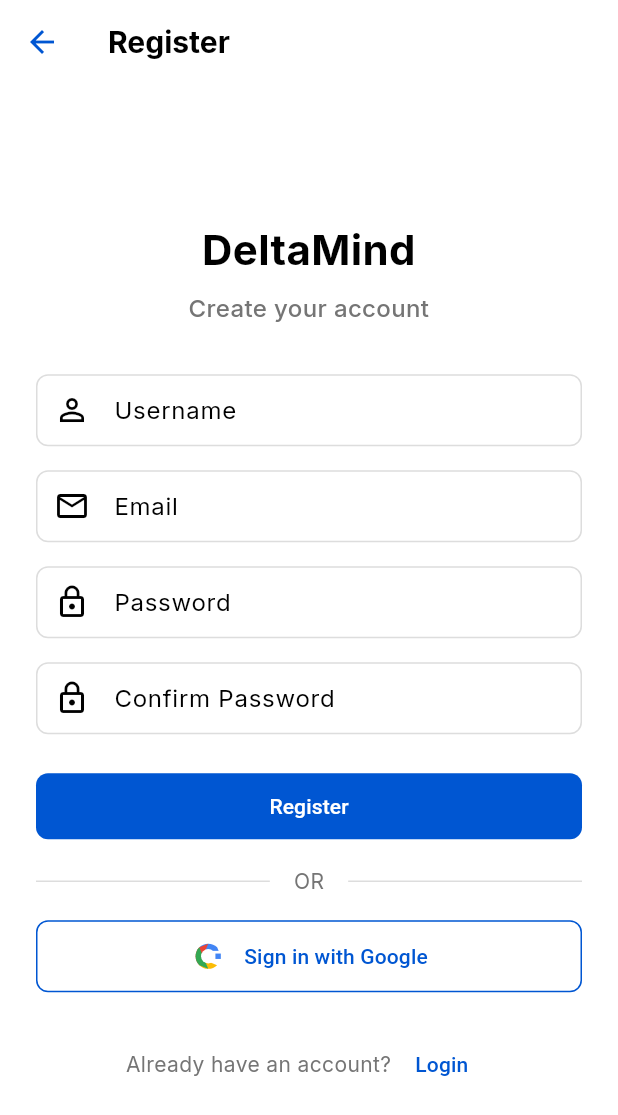
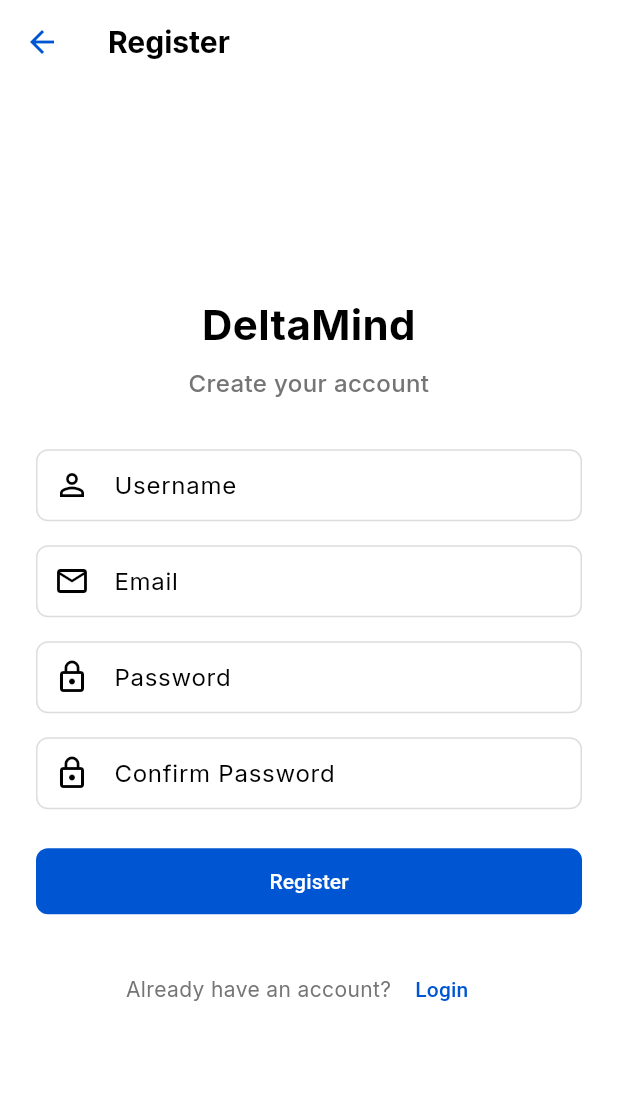
Before and after one commit to rafapradana/deltamind, a Flutter app: the screen it shows after launch, after a tap on "Sign In", after a tap on "Register", on a phone screen of 412 x 824 dp. Shown: the top 1115 px of the screen. Run offline on Flutter 3.47's test engine with Material 3 defaults, Android fonts, the light colour scheme and no system bars; our stand-ins replace file_picker, fl_chart, flutter_dotenv, flutter_markdown, flutter_riverpod, go_router and 8 more; missing offline and left inert: flutter_quill, graphview, syncfusion_flutter_pdf; accounts and stored records are empty.

Commit message:
Remove Google sign-in functionality and related assets
- Deleted Google logo asset from the project.
- Removed Google sign-in methods from AuthController, LoginPage, and RegisterPage.
- Updated SupabaseService to eliminate Google sign-in method, streamlining authentication process.

```diff
--- a/lib/features/auth/auth_controller.dart
+++ b/lib/features/auth/auth_controller.dart
@@ -112,20 +112,7 @@
     }
   }
 
-  /// Sign in with Google
-  Future<void> signInWithGoogle() async {
-    try {
-      state = state.copyWith(isLoading: true, error: null);
-      await SupabaseService.signInWithGoogle();
-      // Note: Auth state will be updated by the onAuthStateChange listener
-    } catch (e) {
-      state = state.copyWith(
-        isLoading: false,
-        error: e.toString(),
-      );
-      rethrow;
-    }
-  }
+
 
   /// Sign out
   Future<void> signOut() async {
--- a/lib/features/auth/login_page.dart
+++ b/lib/features/auth/login_page.dart
@@ -3,7 +3,6 @@
 import 'package:deltamind/features/auth/register_page.dart';
 import 'package:deltamind/features/dashboard/dashboard_page.dart';
 import 'package:deltamind/services/supabase_service.dart';
-import 'package:deltamind/widgets/google_logo.dart';
 import 'package:deltamind/widgets/loading_button.dart';
 import 'package:flutter/material.dart';
 import 'package:supabase_flutter/supabase_flutter.dart';
@@ -50,32 +49,6 @@
           MaterialPageRoute(builder: (context) => const DashboardPage()),
         );
       }
-    } on AuthException catch (e) {
-      setState(() {
-        _errorMessage = e.message;
-      });
-    } catch (e) {
-      setState(() {
-        _errorMessage = 'An unexpected error occurred';
-      });
-    } finally {
-      if (mounted) {
-        setState(() {
-          _isLoading = false;
-        });
-      }
-    }
-  }
-
-  Future<void> _signInWithGoogle() async {
-    setState(() {
-      _isLoading = true;
-      _errorMessage = null;
-    });
-
-    try {
-      await SupabaseService.signInWithGoogle();
-      // We'll be redirected to Google Auth, then back to app via deep link
     } on AuthException catch (e) {
       setState(() {
         _errorMessage = e.message;
@@ -200,43 +173,6 @@
                   isLoading: _isLoading,
                   child: const Text('Sign In'),
                 ),
-                const SizedBox(height: 16),
-
-                // Divider with "or"
-                Row(
-                  children: [
-                    const Expanded(child: Divider()),
-                    Padding(
-                      padding: const EdgeInsets.symmetric(horizontal: 16),
-                      child: Text(
-                        'OR',
-                        style: TextStyle(color: Colors.grey[600], fontSize: 14),
-                      ),
-                    ),
-                    const Expanded(child: Divider()),
-                  ],
-                ),
-                const SizedBox(height: 16),
-
-                // Google sign in
-                OutlinedButton(
-                  onPressed: _isLoading ? null : _signInWithGoogle,
-                  style: OutlinedButton.styleFrom(
-                    padding: const EdgeInsets.symmetric(
-                      vertical: 12,
-                      horizontal: 8,
-                    ),
-                  ),
-                  child: Row(
-                    mainAxisSize: MainAxisSize.min,
-                    mainAxisAlignment: MainAxisAlignment.center,
-                    children: [
-                      const GoogleLogo(size: 24),
-                      const SizedBox(width: 12),
-                      const Text('Sign in with Google'),
-                    ],
-                  ),
-                ),
                 const SizedBox(height: 24),
 
                 // Register link
--- a/lib/features/auth/register_page.dart
+++ b/lib/features/auth/register_page.dart
@@ -2,7 +2,6 @@
 import 'package:deltamind/core/theme/app_theme.dart';
 import 'package:deltamind/features/dashboard/dashboard_page.dart';
 import 'package:deltamind/services/supabase_service.dart';
-import 'package:deltamind/widgets/google_logo.dart';
 import 'package:deltamind/widgets/loading_button.dart';
 import 'package:flutter/material.dart';
 import 'package:supabase_flutter/supabase_flutter.dart';
@@ -61,32 +60,6 @@
           );
         }
       }
-    } on AuthException catch (e) {
-      setState(() {
-        _errorMessage = e.message;
-      });
-    } catch (e) {
-      setState(() {
-        _errorMessage = 'An unexpected error occurred';
-      });
-    } finally {
-      if (mounted) {
-        setState(() {
-          _isLoading = false;
-        });
-      }
-    }
-  }
-
-  Future<void> _signInWithGoogle() async {
-    setState(() {
-      _isLoading = true;
-      _errorMessage = null;
-    });
-
-    try {
-      await SupabaseService.signInWithGoogle();
-      // We'll be redirected to Google Auth, then back to app via deep link
     } on AuthException catch (e) {
       setState(() {
         _errorMessage = e.message;
@@ -232,43 +205,6 @@
                   isLoading: _isLoading,
                   child: const Text('Register'),
                 ),
-                const SizedBox(height: 16),
-
-                // Divider with "or"
-                Row(
-                  children: [
-                    const Expanded(child: Divider()),
-                    Padding(
-                      padding: const EdgeInsets.symmetric(horizontal: 16),
-                      child: Text(
-                        'OR',
-                        style: TextStyle(color: Colors.grey[600], fontSize: 14),
-                      ),
-                    ),
-                    const Expanded(child: Divider()),
-                  ],
-                ),
-                const SizedBox(height: 16),
-
-                // Google sign in
-                OutlinedButton(
-                  onPressed: _isLoading ? null : _signInWithGoogle,
-                  style: OutlinedButton.styleFrom(
-                    padding: const EdgeInsets.symmetric(
-                      vertical: 12,
-                      horizontal: 8,
-                    ),
-                  ),
-                  child: Row(
-                    mainAxisSize: MainAxisSize.min,
-                    mainAxisAlignment: MainAxisAlignment.center,
-                    children: [
-                      const GoogleLogo(size: 24),
-                      const SizedBox(width: 12),
-                      const Text('Sign in with Google'),
-                    ],
-                  ),
-                ),
                 const SizedBox(height: 24),
 
                 // Login link
--- a/lib/services/supabase_service.dart
+++ b/lib/services/supabase_service.dart
@@ -74,13 +74,6 @@
     return await client.auth.signUp(email: email, password: password);
   }
 
-  /// Sign in with Google
-  static Future<void> signInWithGoogle() async {
-    await client.auth.signInWithOAuth(
-      OAuthProvider.google,
-      redirectTo: kIsWeb ? null : 'io.supabase.deltamind://login-callback/',
-    );
-  }
 
   /// Sign out
   static Future<void> signOut() async {
--- a/lib/widgets/google_logo.dart
+++ /dev/null
@@ -1,127 +0,0 @@
-import 'dart:math' as Math;
-import 'package:flutter/material.dart';
-
-/// A widget that paints a Google G logo
-class GoogleLogo extends StatelessWidget {
-  /// Creates a Google logo with the specified size
-  const GoogleLogo({super.key, this.size = 24});
-
-  /// The size of the logo
-  final double size;
-
-  @override
-  Widget build(BuildContext context) {
-    return SizedBox(
-      width: size,
-      height: size,
-      child: CustomPaint(painter: _GoogleLogoPainter()),
-    );
-  }
-}
-
-class _GoogleLogoPainter extends CustomPainter {
-  @override
-  void paint(Canvas canvas, Size size) {
-    // Define Google colors
-    const Color red = Color(0xFFEA4335);
-    const Color blue = Color(0xFF4285F4);
-    const Color green = Color(0xFF34A853);
-    const Color yellow = Color(0xFFFBBC05);
-
-    final Paint paint =
-        Paint()
-          ..style = PaintingStyle.fill
-          ..strokeWidth = 1;
-
-    final double centerX = size.width / 2;
-    final double centerY = size.height / 2;
-    final double radius = size.width / 2;
-
-    // Create a clean circular background
-    paint.color = Colors.white;
-    canvas.drawCircle(Offset(centerX, centerY), radius, paint);
-
-    // Draw the 'G' shape with Google colors
-    final Path path = Path();
-
-    // Start from the right middle
-    path.moveTo(centerX + radius * 0.7, centerY);
-
-    // Top right curve (blue)
-    paint.color = blue;
-    path.arcTo(
-      Rect.fromCircle(center: Offset(centerX, centerY), radius: radius * 0.7),
-      -Math.pi / 4,
-      -Math.pi / 2,
-      false,
-    );
-    canvas.drawPath(path, paint);
-    path.reset();
-
-    // Top left curve (red)
-    paint.color = red;
-    path.moveTo(centerX, centerY - radius * 0.7);
-    path.arcTo(
-      Rect.fromCircle(center: Offset(centerX, centerY), radius: radius * 0.7),
-      -3 * Math.pi / 4,
-      -Math.pi / 2,
-      false,
-    );
-    canvas.drawPath(path, paint);
-    path.reset();
-
-    // Bottom left curve (yellow)
-    paint.color = yellow;
-    path.moveTo(centerX - radius * 0.7, centerY);
-    path.arcTo(
-      Rect.fromCircle(center: Offset(centerX, centerY), radius: radius * 0.7),
-      Math.pi / 4,
-      Math.pi / 2,
-      false,
-    );
-    canvas.drawPath(path, paint);
-    path.reset();
-
-    // Bottom right curve (green)
-    paint.color = green;
-    path.moveTo(centerX, centerY + radius * 0.7);
-    path.arcTo(
-      Rect.fromCircle(center: Offset(centerX, centerY), radius: radius * 0.7),
-      3 * Math.pi / 4,
-      Math.pi / 2,
-      false,
-    );
-    canvas.drawPath(path, paint);
-
-    // Draw the inner white circle for the G
-    paint.color = Colors.white;
-    canvas.drawCircle(Offset(centerX, centerY), radius * 0.4, paint);
-
-    // Draw the C-shape opening on the right
-    paint.color = Colors.white;
-    canvas.drawRect(
-      Rect.fromLTRB(
-        centerX,
-        centerY - radius * 0.3,
-        centerX + radius,
-        centerY + radius * 0.3,
-      ),
-      paint,
-    );
-
-    // Draw the small blue rectangle on the right
-    paint.color = blue;
-    canvas.drawRect(
-      Rect.fromLTRB(
-        centerX + radius * 0.4,
-        centerY - radius * 0.15,
-        centerX + radius * 0.7,
-        centerY + radius * 0.15,
-      ),
-      paint,
-    );
-  }
-
-  @override
-  bool shouldRepaint(covariant CustomPainter oldDelegate) => false;
-}
```
Also changed, not shown: assets/logos/google_logo.png (deleted).
